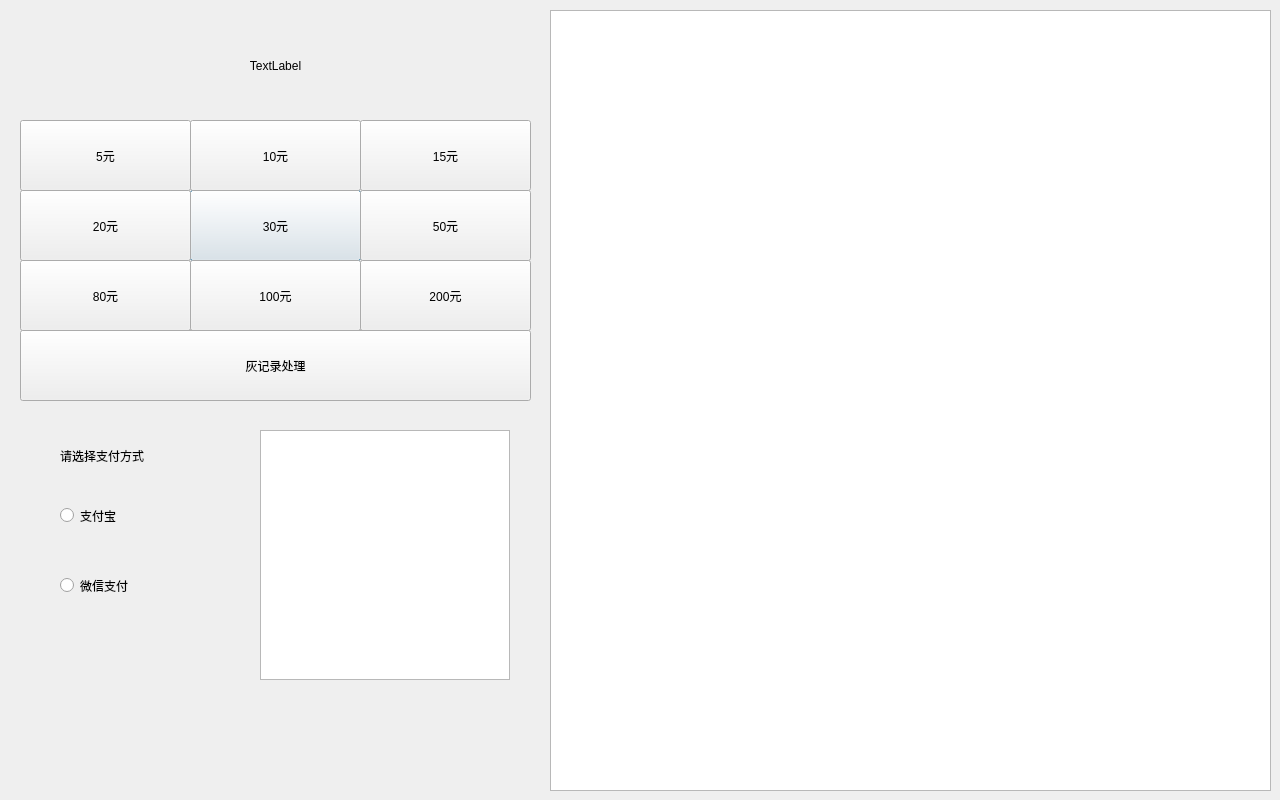
Before: the Qt Designer form cardrecharger.ui in FatSunHYS/CardRecharger, drawn with Qt 5.
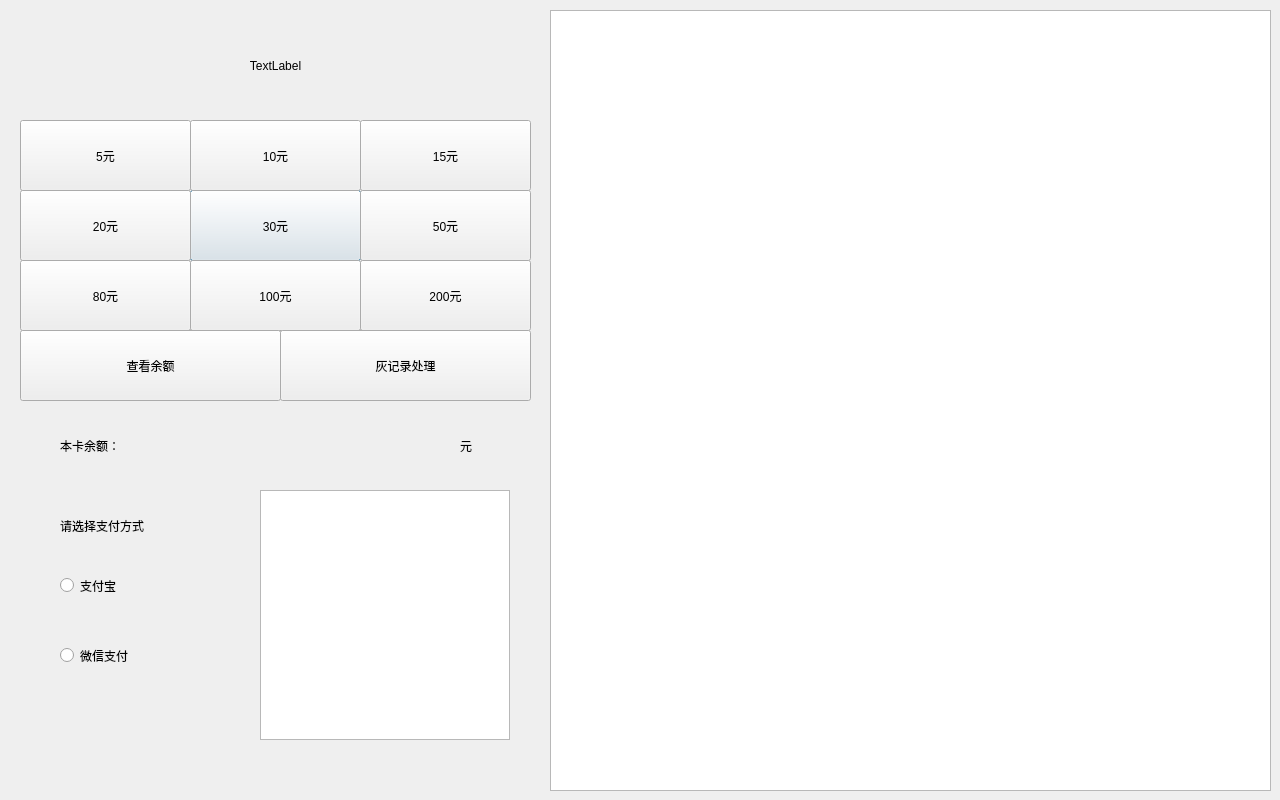
After: the same form once the commit is applied.

Commit message: Show balance tested.

```diff
--- a/cardrecharger.ui
+++ b/cardrecharger.ui
@@ -172,7 +172,7 @@
    <property name="geometry">
     <rect>
      <x>60</x>
-     <y>490</y>
+     <y>560</y>
      <width>171</width>
      <height>51</height>
     </rect>
@@ -185,7 +185,7 @@
    <property name="geometry">
     <rect>
      <x>60</x>
-     <y>560</y>
+     <y>630</y>
      <width>171</width>
      <height>51</height>
     </rect>
@@ -198,7 +198,7 @@
    <property name="geometry">
     <rect>
      <x>60</x>
-     <y>430</y>
+     <y>500</y>
      <width>171</width>
      <height>51</height>
     </rect>
@@ -213,9 +213,9 @@
   <widget class="QPushButton" name="GreyRecordButton">
    <property name="geometry">
     <rect>
-     <x>20</x>
+     <x>280</x>
      <y>330</y>
-     <width>511</width>
+     <width>251</width>
      <height>71</height>
     </rect>
    </property>
@@ -227,7 +227,7 @@
    <property name="geometry">
     <rect>
      <x>260</x>
-     <y>430</y>
+     <y>490</y>
      <width>250</width>
      <height>250</height>
     </rect>
@@ -245,6 +245,61 @@
     </size>
    </property>
   </widget>
+  <widget class="QPushButton" name="ReadBalanceButton">
+   <property name="geometry">
+    <rect>
+     <x>20</x>
+     <y>330</y>
+     <width>261</width>
+     <height>71</height>
+    </rect>
+   </property>
+   <property name="text">
+    <string>查看余额</string>
+   </property>
+  </widget>
+  <widget class="QLabel" name="BalanceLabel">
+   <property name="geometry">
+    <rect>
+     <x>60</x>
+     <y>420</y>
+     <width>171</width>
+     <height>51</height>
+    </rect>
+   </property>
+   <property name="text">
+    <string>本卡余额：</string>
+   </property>
+  </widget>
+  <widget class="QLabel" name="BalanceShowLabel">
+   <property name="geometry">
+    <rect>
+     <x>260</x>
+     <y>420</y>
+     <width>171</width>
+     <height>51</height>
+    </rect>
+   </property>
+   <property name="text">
+    <string/>
+   </property>
+   <property name="alignment">
+    <set>Qt::AlignCenter</set>
+   </property>
+  </widget>
+  <widget class="QLabel" name="YuanLabel">
+   <property name="geometry">
+    <rect>
+     <x>460</x>
+     <y>420</y>
+     <width>61</width>
+     <height>51</height>
+    </rect>
+   </property>
+   <property name="text">
+    <string>元</string>
+   </property>
+  </widget>
  </widget>
  <layoutdefault spacing="6" margin="11"/>
  <resources/>
```
The commit also changes 13 other files.
